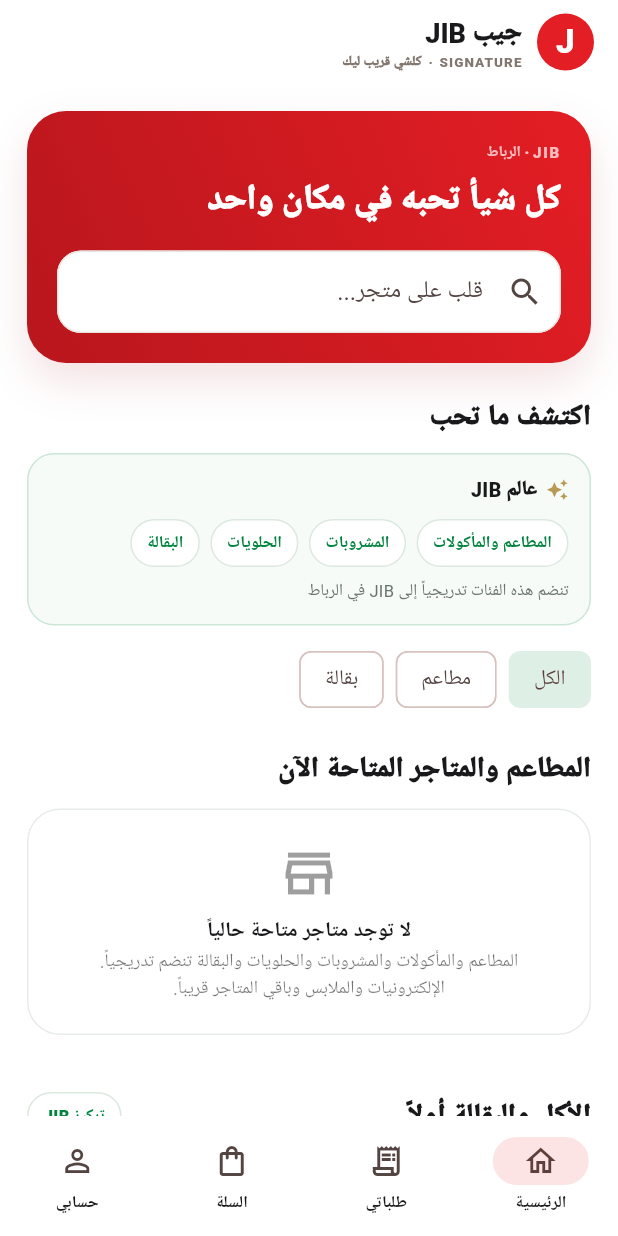
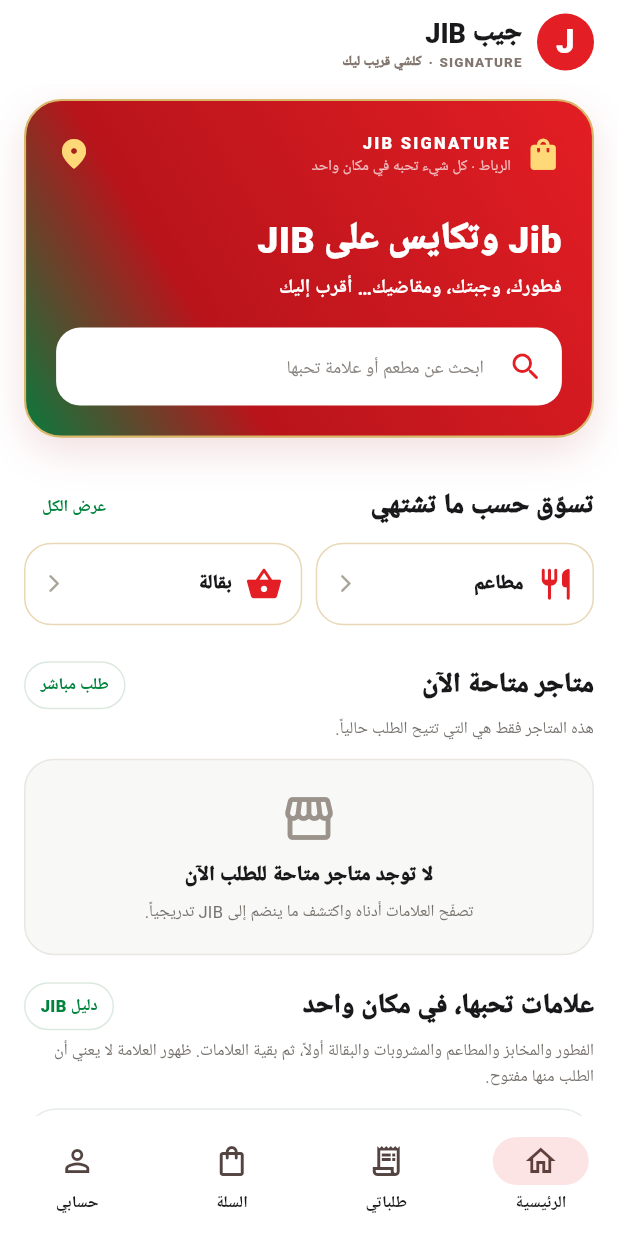
Before and after one commit to hatimsawad/jib-delivery, a Flutter app: the screen it shows once a user with an empty profile is signed in, on a phone screen of 412 x 824 dp. Run offline on Flutter 3.47's test engine with Material 3 defaults, Android fonts, the phone set to English and light mode, and no system bars; our stand-ins replace geolocator, image_picker, shared_preferences, supabase_flutter; accounts and stored records are empty.

Commit message:
Redesign JIB customer discovery with Signature commerce-first UI

```diff
--- a/apps/customer/lib/main.dart
+++ b/apps/customer/lib/main.dart
@@ -480,237 +480,217 @@ class _CustomerHomeState extends State<CustomerHome> {
       final category = _categoryKeys[_category];
       final stores = (snapshot.data ?? []).where((store) {
         final matchesCategory = category == null || store['category'] == category;
-            final text = '${store['name']} ${store['description'] ?? ''}'.toLowerCase();
+        final text = (store['name'].toString() + ' ' + (store['description'] ?? '').toString()).toLowerCase();
         return matchesCategory && text.contains(_search.toLowerCase());
       }).toList();
+
       return ListView(
-            padding: const EdgeInsets.all(18),
+        padding: const EdgeInsets.fromLTRB(16, 10, 16, 28),
         children: [
           Container(
             padding: const EdgeInsets.all(20),
             decoration: BoxDecoration(
-                        gradient: const LinearGradient(
-                          begin: Alignment.topRight,
-                          end: Alignment.bottomLeft,
-                          colors: [jibRed, Color(0xFFB9161D)],
+              gradient: const LinearGradient(begin: Alignment.topRight, end: Alignment.bottomLeft,
+                colors: [Color(0xFFE31E24), Color(0xFFB9141B), Color(0xFF087A3D)], stops: [0, .68, 1]),
+              borderRadius: BorderRadius.circular(25),
+              border: Border.all(color: const Color(0xFFD8B66A), width: 1.4),
+              boxShadow: const [BoxShadow(color: Color(0x22A20F16), blurRadius: 22, offset: Offset(0, 9))],
             ),
-                        borderRadius: BorderRadius.circular(26),
-                        boxShadow: const [
-                          BoxShadow(color: Color(0x20A20F16), blurRadius: 24, offset: Offset(0, 12)),
-                        ],
-                      ),
-                child: Column(crossAxisAlignment: CrossAxisAlignment.start, children: [
-                  const Text('JIB · الرباط', style: TextStyle(color: Colors.white70, fontSize: 10, fontWeight: FontWeight.w800, letterSpacing: 1.2)),
-                  const SizedBox(height: 8),
-                  const Text('كل شيأ تحبه في مكان واحد', style: TextStyle(color: Colors.white, fontSize: 23, fontWeight: FontWeight.w900)),
-                  const SizedBox(height: 16),
+            child: Column(crossAxisAlignment: CrossAxisAlignment.stretch, children: [
+              const Row(children: [
+                Icon(Icons.shopping_bag_rounded, color: Color(0xFFFFD978), size: 25),
+                SizedBox(width: 9),
+                Expanded(child: Column(crossAxisAlignment: CrossAxisAlignment.start, children: [
+                  Text('JIB SIGNATURE', style: TextStyle(color: Colors.white, fontSize: 11, fontWeight: FontWeight.w900, letterSpacing: 1.5)),
+                  Text('الرباط · كل شيء تحبه في مكان واحد', style: TextStyle(color: Colors.white70, fontSize: 10)),
+                ])),
+                Icon(Icons.location_on_rounded, color: Color(0xFFFFD978)),
+              ]),
+              const SizedBox(height: 22),
+              const Text('Jib وتكايس على JIB', textAlign: TextAlign.right,
+                style: TextStyle(color: Colors.white, fontSize: 25, fontWeight: FontWeight.w900)),
+              const SizedBox(height: 5),
+              const Text('فطورك، وجبتك، ومقاضيك… أقرب إليك', textAlign: TextAlign.right,
+                style: TextStyle(color: Colors.white, fontSize: 13, fontWeight: FontWeight.w600)),
+              const SizedBox(height: 17),
               TextField(
                 controller: _searchController,
                 onChanged: (value) => setState(() => _search = value),
-                    decoration: const InputDecoration(hintText: 'قلب على متجر...', prefixIcon: Icon(Icons.search), filled: true, fillColor: Colors.white, border: OutlineInputBorder(borderRadius: BorderRadius.all(Radius.circular(14)), borderSide: BorderSide.none)),
+                decoration: InputDecoration(
+                  hintText: 'ابحث عن مطعم أو علامة تحبها',
+                  hintStyle: const TextStyle(color: Color(0xFF8A8580), fontSize: 12),
+                  prefixIcon: const Icon(Icons.search_rounded, color: jibRed),
+                  filled: true, fillColor: Colors.white,
+                  contentPadding: const EdgeInsets.symmetric(horizontal: 14, vertical: 14),
+                  border: OutlineInputBorder(borderRadius: BorderRadius.circular(16), borderSide: BorderSide.none),
+                  enabledBorder: OutlineInputBorder(borderRadius: BorderRadius.circular(16), borderSide: BorderSide.none),
+                ),
               ),
             ]),
           ),
           const SizedBox(height: 22),
-              const Text('اكتشف ما تحب', style: TextStyle(fontSize: 19, fontWeight: FontWeight.w900)),
-              const SizedBox(height: 10),
-              Container(
-                padding: const EdgeInsets.all(14),
-                decoration: BoxDecoration(
-                  color: const Color(0xFFF7FBF8),
-                  borderRadius: BorderRadius.circular(18),
-                  border: Border.all(color: jibGreen.withValues(alpha: .18)),
-                ),
-                child: Column(crossAxisAlignment: CrossAxisAlignment.start, children: [
-                  const Row(children: [
-                    Icon(Icons.auto_awesome, color: Color(0xFFB99A54), size: 15),
-                    SizedBox(width: 6),
-                    Text('عالم JIB', style: TextStyle(fontWeight: FontWeight.w900, fontSize: 13)),
+          Row(children: [
+            const Expanded(child: Text('تسوّق حسب ما تشتهي', style: TextStyle(fontSize: 18, fontWeight: FontWeight.w900))),
+            TextButton(onPressed: () => setState(() => _category = 0),
+              child: const Text('عرض الكل', style: TextStyle(color: jibGreen, fontWeight: FontWeight.w800, fontSize: 11))),
           ]),
-                  const SizedBox(height: 10),
-                  Wrap(spacing: 7, runSpacing: 7, children: const [
-                    _ServicePill(label: 'المطاعم والمأكولات'),
-                    _ServicePill(label: 'المشروبات'),
-                    _ServicePill(label: 'الحلويات'),
-                    _ServicePill(label: 'البقالة'),
+          Row(children: [
+            _categoryTile('مطاعم', Icons.restaurant_rounded, 1),
+            const SizedBox(width: 9),
+            _categoryTile('بقالة', Icons.shopping_basket_rounded, 2),
           ]),
-                  const SizedBox(height: 8),
-                  const Text('تنضم هذه الفئات تدريجياً إلى JIB في الرباط', style: TextStyle(color: Color(0xFF68736B), fontSize: 11)),
+          const SizedBox(height: 24),
+          Row(children: [
+            const Expanded(child: Text('متاجر متاحة الآن', style: TextStyle(fontSize: 18, fontWeight: FontWeight.w900))),
+            const _ServicePill(label: 'طلب مباشر'),
           ]),
-              ),
-              const SizedBox(height: 12),
-              Wrap(spacing: 8, children: List.generate(_categories.length, (index) => ChoiceChip(
-                label: Text(_categories[index]),
-                selected: _category == index,
-                onSelected: (_) => setState(() => _category = index),
-                selectedColor: jibGreen.withValues(alpha: .13),
-                showCheckmark: false,
-              ))),
-              const SizedBox(height: 22),
-              const Text('المطاعم والمتاجر المتاحة الآن', style: TextStyle(fontSize: 19, fontWeight: FontWeight.w900)),
+          const SizedBox(height: 5),
+          const Text('هذه المتاجر فقط هي التي تتيح الطلب حالياً.', style: TextStyle(color: Color(0xFF77716C), fontSize: 11)),
           const SizedBox(height: 12),
           if (stores.isEmpty)
-                const Card(child: Padding(padding: EdgeInsets.all(22), child: Column(children: [
-                  Icon(Icons.store_mall_directory_outlined, size: 42, color: Colors.black38),
-                  SizedBox(height: 8),
-                  Text('لا توجد متاجر متاحة حالياً', style: TextStyle(fontWeight: FontWeight.bold)),
-                  Text('المطاعم والمأكولات والمشروبات والحلويات والبقالة تنضم تدريجياً. الإلكترونيات والملابس وباقي المتاجر قريباً.', textAlign: TextAlign.center, style: TextStyle(color: Colors.black54, fontSize: 12)),
-                ])))
+            Container(
+              padding: const EdgeInsets.all(20),
+              decoration: BoxDecoration(color: const Color(0xFFF8F8F6), borderRadius: BorderRadius.circular(20),
+                border: Border.all(color: const Color(0xFFEAE7E2))),
+              child: const Column(children: [
+                Icon(Icons.storefront_outlined, size: 38, color: Color(0xFF9A928B)),
+                SizedBox(height: 9),
+                Text('لا توجد متاجر متاحة للطلب الآن', style: TextStyle(fontWeight: FontWeight.w900)),
+                SizedBox(height: 5),
+                Text('تصفّح العلامات أدناه واكتشف ما ينضم إلى JIB تدريجياً.',
+                  textAlign: TextAlign.center, style: TextStyle(color: Color(0xFF77716C), fontSize: 11)),
+              ]),
+            )
           else
-                ...stores.map((store) => Card(
+            ...stores.map((store) => Container(
+              margin: const EdgeInsets.only(bottom: 10),
+              decoration: BoxDecoration(color: Colors.white, borderRadius: BorderRadius.circular(19),
+                border: Border.all(color: const Color(0xFFECE7E1)),
+                boxShadow: const [BoxShadow(color: Color(0x08000000), blurRadius: 12, offset: Offset(0, 4))]),
               child: ListTile(
-                    contentPadding: const EdgeInsets.symmetric(horizontal: 14, vertical: 8),
-                    leading: Container(
-                      width: 56,
-                      height: 56,
-                      decoration: BoxDecoration(color: const Color(0xFFFFE8E8), borderRadius: BorderRadius.circular(17)),
-                      child: const Icon(Icons.storefront_rounded, color: jibRed, size: 28),
-                    ),
-                    title: Text(store['name'] as String? ?? '', style: const TextStyle(fontWeight: FontWeight.w900)),
-                    subtitle: Text(store['description'] as String? ?? store['address_text'] as String? ?? 'متجر JIB'),
-                    trailing: const Icon(Icons.chevron_left),
+                contentPadding: const EdgeInsets.symmetric(horizontal: 14, vertical: 7),
+                leading: Container(width: 54, height: 54,
+                  decoration: BoxDecoration(color: const Color(0xFFFFEEEE), borderRadius: BorderRadius.circular(16)),
+                  child: const Icon(Icons.storefront_rounded, color: jibRed, size: 27)),
+                title: Text(store['name'] as String? ?? '', style: const TextStyle(fontWeight: FontWeight.w900, fontSize: 14)),
+                subtitle: Text(store['description'] as String? ?? store['address_text'] as String? ?? 'متجر JIB',
+                  maxLines: 1, overflow: TextOverflow.ellipsis),
+                trailing: const Icon(Icons.arrow_back_ios_new_rounded, size: 15, color: jibGreen),
                 onTap: () => _openStore(store),
               ),
             )),
-              const SizedBox(height: 26),
-              const Row(
-                children: [
-                  Expanded(child: Text('الأكل والبقالة أولاً', style: TextStyle(fontSize: 19, fontWeight: FontWeight.w900))),
-                  _ServicePill(label: 'تركيز JIB'),
-                ],
-              ),
+          const SizedBox(height: 18),
+          Row(children: [
+            const Expanded(child: Text('علامات تحبها، في مكان واحد', style: TextStyle(fontSize: 18, fontWeight: FontWeight.w900))),
+            const _ServicePill(label: 'دليل JIB'),
+          ]),
           const SizedBox(height: 5),
-              const Text('ابدأ بالفطور والمخابز والمطاعم والمشروبات والسوبرماركت، ثم استكشف بقية العلامات. ظهور العلامة لا يعني أن الطلب منها مفتوح حالياً.', style: TextStyle(color: Color(0xFF68736B), fontSize: 11)),
-              const SizedBox(height: 12),
+          const Text('الفطور والمخابز والمطاعم والمشروبات والبقالة أولاً، ثم بقية العلامات. ظهور العلامة لا يعني أن الطلب منها مفتوح.',
+            style: TextStyle(color: Color(0xFF77716C), fontSize: 11, height: 1.5)),
+          const SizedBox(height: 13),
           FutureBuilder<List<Map<String, dynamic>>>(
-                future: supabase.from('commercial_brands')
-                    .select('id,name,category,website_url,logo_url')
-                    .eq('status', 'approved')
-                    .order('name')
+            future: supabase.from('commercial_brands').select('id,name,category,website_url,logo_url')
+              .eq('status', 'approved').order('name')
               .then((rows) => List<Map<String, dynamic>>.from(rows)),
             builder: (context, brandSnapshot) {
               if (brandSnapshot.connectionState == ConnectionState.waiting) {
-                    return const Padding(
-                      padding: EdgeInsets.all(20),
-                      child: Center(child: CircularProgressIndicator()),
-                    );
+                return const Padding(padding: EdgeInsets.all(20), child: Center(child: CircularProgressIndicator()));
               }
-                  if (brandSnapshot.hasError) {
-                    return const Card(child: Padding(
-                      padding: EdgeInsets.all(16),
-                      child: Text('تعذر تحميل دليل العلامات حالياً.'),
-                    ));
-                  }
+              if (brandSnapshot.hasError) return const Card(child: Padding(padding: EdgeInsets.all(16), child: Text('تعذر تحميل دليل العلامات حالياً.')));
               final brands = (brandSnapshot.data ?? []).where((brand) {
-                    final value = '${brand['name']} ${brand['category']}'.toLowerCase();
+                final value = (brand['name'].toString() + ' ' + brand['category'].toString()).toLowerCase();
                 return value.contains(_search.toLowerCase());
-                  }).toList()
-                    ..sort((a, b) {
-                      const priority = {
-                        'bakery': 0,
-                        'prepared-food': 1,
-                        'beverages': 2,
-                        'grocery': 3,
-                        'fresh-produce': 4,
-                        'meat-seafood': 5,
-                      };
-                      final aRank = priority[a['category']] ?? 6;
-                      final bRank = priority[b['category']] ?? 6;
-                      final rankCompare = aRank.compareTo(bRank);
-                      if (rankCompare != 0) return rankCompare;
-                      return (a['name']?.toString() ?? '').compareTo(b['name']?.toString() ?? '');
+              }).toList()..sort((a, b) {
+                const priority = {'bakery': 0, 'prepared-food': 1, 'beverages': 2, 'grocery': 3,
+                  'fresh-produce': 4, 'meat-seafood': 5};
+                final rank = (priority[a['category']] ?? 6).compareTo(priority[b['category']] ?? 6);
+                return rank != 0 ? rank : (a['name']?.toString() ?? '').compareTo(b['name']?.toString() ?? '');
               });
-                  if (brands.isEmpty) {
-                    return const Card(child: Padding(
-                      padding: EdgeInsets.all(16),
-                      child: Text('لا توجد علامة مطابقة لبحثك.'),
-                    ));
-                  }
+              if (brands.isEmpty) return const Card(child: Padding(padding: EdgeInsets.all(16), child: Text('لا توجد علامة مطابقة لبحثك.')));
               return GridView.builder(
-                    shrinkWrap: true,
-                    physics: const NeverScrollableScrollPhysics(),
-                    itemCount: brands.length,
+                shrinkWrap: true, physics: const NeverScrollableScrollPhysics(), itemCount: brands.length,
                 gridDelegate: const SliverGridDelegateWithFixedCrossAxisCount(
-                      crossAxisCount: 2,
-                      mainAxisSpacing: 9,
-                      crossAxisSpacing: 9,
-                      childAspectRatio: 1.55,
-                    ),
+                  crossAxisCount: 2, mainAxisSpacing: 10, crossAxisSpacing: 10, childAspectRatio: 1.48),
                 itemBuilder: (context, index) {
                   final brand = brands[index];
                   final name = brand['name']?.toString() ?? 'علامة تجارية';
                   final category = brand['category']?.toString() ?? '';
-                      final categoryLabel = const {
-                        'bakery': 'فطور ومخابز',
-                        'prepared-food': 'مطاعم ومأكولات',
-                        'beverages': 'مشروبات',
-                        'grocery': 'بقالة ومواد غذائية',
-                        'fashion': 'ملابس وأزياء',
-                        'electronics': 'إلكترونيات',
-                        'beauty': 'جمال وعناية',
-                        'personal-care': 'عناية شخصية',
-                        'household': 'المنزل',
-                        'sports-outdoors': 'رياضة',
-                        'toys-games': 'ألعاب',
-                        'general-merchandise': 'متاجر متنوعة',
-                      }[category] ?? 'علامة ضمن دليل JIB';
+                  final label = const {'bakery': 'فطور ومخابز', 'prepared-food': 'مطاعم ومأكولات',
+                    'beverages': 'مشروبات', 'grocery': 'بقالة ومواد غذائية', 'fresh-produce': 'خضر وفواكه',
+                    'meat-seafood': 'لحوم وأسماك', 'fashion': 'ملابس وأزياء', 'electronics': 'إلكترونيات',
+                    'personal-care': 'عناية شخصية', 'household': 'المنزل', 'sports-outdoors': 'رياضة',
+                    'toys-games': 'ألعاب', 'general-merchandise': 'متاجر متنوعة'}[category] ?? 'علامة ضمن دليل JIB';
                   final logo = brand['logo_url']?.toString() ?? '';
-                      final logoUri = Uri.tryParse(logo);
-                      final hasLogo = logoUri != null && (logoUri.scheme == 'https' || logoUri.scheme == 'http');
-                      return Card(
-                        margin: EdgeInsets.zero,
+                  final uri = Uri.tryParse(logo);
+                  final hasLogo = uri != null && (uri.scheme == 'https' || uri.scheme == 'http');
+                  return Container(
+                    decoration: BoxDecoration(color: Colors.white, borderRadius: BorderRadius.circular(19),
+                      border: Border.all(color: const Color(0xFFE8E1D7)),
+                      boxShadow: const [BoxShadow(color: Color(0x07000000), blurRadius: 10, offset: Offset(0, 3))]),
                     child: InkWell(
-                          borderRadius: BorderRadius.circular(22),
-                          onTap: () => _openBrand(brand),
-                          child: Padding(
-                            padding: const EdgeInsets.all(11),
-                            child: Row(
-                              children: [
-                                Container(
-                                  width: 43,
-                                  height: 43,
-                                  decoration: BoxDecoration(
-                                    color: const Color(0xFFFFE8E8),
-                                    borderRadius: BorderRadius.circular(14),
-                                  ),
-                                  clipBehavior: Clip.antiAlias,
-                                  child: hasLogo
-                                      ? Image.network(logo, fit: BoxFit.contain,
-                                          errorBuilder: (_, __, ___) => Center(
-                                            child: Text(name.isEmpty ? 'J' : name.characters.first,
-                                              style: const TextStyle(color: jibRed, fontWeight: FontWeight.w900, fontSize: 18)),
-                                          ))
-                                      : Center(child: Text(name.isEmpty ? 'J' : name.characters.first,
-                                          style: const TextStyle(color: jibRed, fontWeight: FontWeight.w900, fontSize: 18))),
-                                ),
-                                const SizedBox(width: 9),
-                                Expanded(
-                                  child: Column(
-                                    mainAxisAlignment: MainAxisAlignment.center,
-                                    crossAxisAlignment: CrossAxisAlignment.start,
-                                    children: [
-                                      Text(name, maxLines: 2, overflow: TextOverflow.ellipsis,
+                      borderRadius: BorderRadius.circular(19), onTap: () => _openBrand(brand),
+                      child: Padding(padding: const EdgeInsets.all(11), child: Column(mainAxisAlignment: MainAxisAlignment.center, children: [
+                        Container(width: 46, height: 46, padding: const EdgeInsets.all(5),
+                          decoration: BoxDecoration(color: const Color(0xFFFFF3F1), borderRadius: BorderRadius.circular(15)),
+                          child: hasLogo ? Image.network(logo, fit: BoxFit.contain,
+                            errorBuilder: (_, __, ___) => _brandInitial(name)) : _brandInitial(name)),
+                        const SizedBox(height: 8),
+                        Text(name, maxLines: 1, overflow: TextOverflow.ellipsis,
                           style: const TextStyle(fontSize: 12, fontWeight: FontWeight.w900)),
-                                      const SizedBox(height: 4),
-                                      Text(categoryLabel, maxLines: 1, overflow: TextOverflow.ellipsis,
-                                        style: const TextStyle(fontSize: 9, color: Color(0xFF68736B))),
-                                      const SizedBox(height: 5),
-                                      const Text('ضمن دليل JIB', style: TextStyle(fontSize: 9, color: jibGreen, fontWeight: FontWeight.w800)),
-                                    ],
-                                  ),
-                                ),
-                              ],
-                            ),
-                          ),
+                        const SizedBox(height: 3),
+                        Text(label, maxLines: 1, overflow: TextOverflow.ellipsis,
+                          style: const TextStyle(fontSize: 9, color: Color(0xFF77716C))),
+                        const SizedBox(height: 6),
+                        const Text('اكتشف العلامة  ←', style: TextStyle(fontSize: 9, color: jibGreen, fontWeight: FontWeight.w900)),
+                      ])),
                     ),
                   );
                 },
               );
             },
           ),
+          const SizedBox(height: 18),
+          Container(
+            padding: const EdgeInsets.all(14),
+            decoration: BoxDecoration(color: const Color(0xFFFFF8EA), borderRadius: BorderRadius.circular(17),
+              border: Border.all(color: const Color(0xFFE7D3A7))),
+            child: const Row(children: [
+              Icon(Icons.verified_user_outlined, color: Color(0xFF9B7937), size: 21),
+              SizedBox(width: 10),
+              Expanded(child: Text('الدفع نقداً عند الاستلام للطلبات المؤكدة. الدفع بالبطاقة سيُضاف لاحقاً.',
+                style: TextStyle(fontSize: 10, height: 1.5, fontWeight: FontWeight.w700))),
+            ]),
+          ),
         ],
       );
     },
+  );
+
+  Widget _categoryTile(String label, IconData icon, int index) {
+    final selected = _category == index;
+    return Expanded(child: InkWell(
+      borderRadius: BorderRadius.circular(18),
+      onTap: () => setState(() => _category = index),
+      child: AnimatedContainer(
+        duration: const Duration(milliseconds: 180),
+        padding: const EdgeInsets.symmetric(horizontal: 12, vertical: 14),
+        decoration: BoxDecoration(color: selected ? const Color(0xFFEAF5ED) : Colors.white,
+          borderRadius: BorderRadius.circular(18),
+          border: Border.all(color: selected ? jibGreen : const Color(0xFFE8D8B5), width: selected ? 1.5 : 1)),
+        child: Row(children: [
+          Icon(icon, color: selected ? jibGreen : jibRed, size: 25),
+          const SizedBox(width: 9),
+          Expanded(child: Text(label, style: const TextStyle(fontSize: 13, fontWeight: FontWeight.w900))),
+          Icon(selected ? Icons.check_circle : Icons.arrow_back_ios_new_rounded,
+            color: selected ? jibGreen : const Color(0xFFAAA39A), size: 14),
+        ]),
+      ),
+    ));
+  }
+
+  Widget _brandInitial(String name) => Center(
+    child: Text(name.isEmpty ? 'J' : name.characters.first,
+      style: const TextStyle(color: jibRed, fontWeight: FontWeight.w900, fontSize: 19)),
   );
 
   Future<void> _openBrand(Map<String, dynamic> brand) async {
```
Lines whose indentation alone changed are shown as unchanged.
